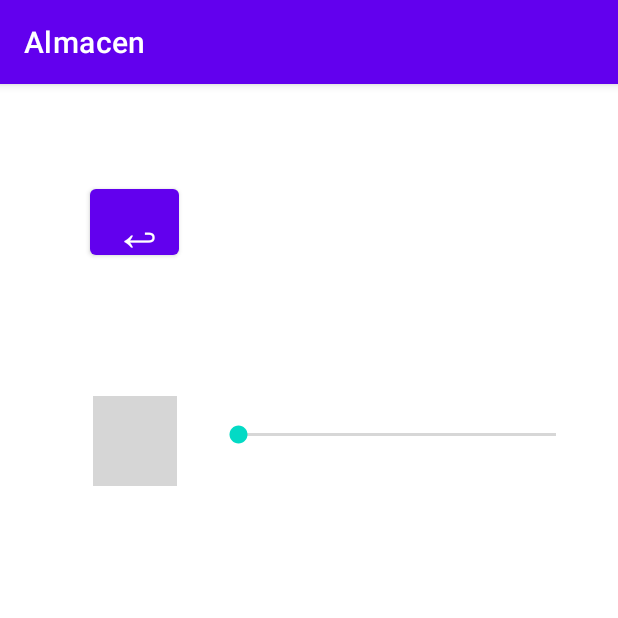
After one commit to lord-47/Almacen, an Android app: the menuSonido2 screen opened directly, with no data from a screen before it, on a phone screen of 412 x 824 dp, the top half of it. The commit adds this screen. Run offline under Robolectric (Android 15) with nearby library versions, the phone set to English and light mode, and no system bars; grey boxes are pictures that could not be loaded.

Commit message:
ya funciona

```diff
--- a/app/src/main/java/com/example/almacen/MainActivity.java
+++ b/app/src/main/java/com/example/almacen/MainActivity.java
@@ -13,13 +13,13 @@ public class MainActivity extends AppCompatActivity {
     protected void onCreate(Bundle savedInstanceState) {
         super.onCreate(savedInstanceState);
         setContentView(R.layout.activity_main);
-        startService(new Intent(this, MyService.class));
+        startService(new Intent(this, MyService3.class));
     }
 
     public void tutorial(View view) {
         mp = MediaPlayer.create(this, R.raw.rocas);
         mp.start();
-        Intent intent = new Intent(this, tutorial.class);
+        Intent intent = new Intent(this, tutorial2.class);
         startActivity(intent);
     }
     public void almacen(View view) {
@@ -31,7 +31,7 @@ public class MainActivity extends AppCompatActivity {
     public void ajustes(View view) {
         mp = MediaPlayer.create(this, R.raw.rocas);
         mp.start();
-        Intent intent = new Intent(this, menuSonido.class);
+        Intent intent = new Intent(this, menuSonido2.class);
         startActivity(intent);
     }
 }
--- /dev/null
+++ b/app/src/main/java/com/example/almacen/menuSonido2.java
@@ -0,0 +1,48 @@
+package com.example.almacen;
+
+import androidx.appcompat.app.AppCompatActivity;
+
+import android.content.Intent;
+import android.media.AudioManager;
+import android.os.Bundle;
+import android.view.View;
+import android.widget.SeekBar;
+
+public class menuSonido2 extends AppCompatActivity {
+    AudioManager gestorSonido;
+    @Override
+    protected void onCreate(Bundle savedInstanceState) {
+        super.onCreate(savedInstanceState);
+        setContentView(R.layout.activity_menu_sonido2);
+        gestorSonido = (AudioManager) getSystemService(AUDIO_SERVICE);
+
+        int volumenMaximo = gestorSonido.getStreamMaxVolume(AudioManager.STREAM_MUSIC);
+        int volumenActual = gestorSonido.getStreamVolume(AudioManager.STREAM_MUSIC);
+        SeekBar barraSonido = (SeekBar) findViewById(R.id.barraVolumen);
+        barraSonido.setMax(volumenMaximo);
+        barraSonido.setProgress(volumenActual);
+
+        barraSonido.setOnSeekBarChangeListener(new SeekBar.OnSeekBarChangeListener() {
+            @Override
+            public void onProgressChanged(SeekBar seekBar, int progress, boolean b) {
+                gestorSonido.setStreamVolume(AudioManager.STREAM_MUSIC, progress, 0);
+            }
+
+            @Override
+            public void onStartTrackingTouch(SeekBar seekBar) {
+
+            }
+
+            @Override
+            public void onStopTrackingTouch(SeekBar seekBar) {
+
+            }
+        });
+    }
+
+    public void menu(View view) {
+        Intent intent = new Intent(this, MainActivity.class);
+        startActivity(intent);
+    }
+
+}
--- /dev/null
+++ b/app/src/main/res/layout/activity_menu_sonido2.xml
@@ -0,0 +1,45 @@
+<?xml version="1.0" encoding="utf-8"?>
+<androidx.constraintlayout.widget.ConstraintLayout xmlns:android="http://schemas.android.com/apk/res/android"
+    xmlns:app="http://schemas.android.com/apk/res-auto"
+    xmlns:tools="http://schemas.android.com/tools"
+    android:layout_width="match_parent"
+    android:layout_height="match_parent"
+    tools:context=".menuSonido2">
+
+
+    <Button
+        android:id="@+id/button5"
+        android:layout_width="59dp"
+        android:layout_height="56dp"
+        android:layout_marginStart="60dp"
+        android:layout_marginTop="64dp"
+        android:onClick="menu"
+        android:text="↩"
+        android:textSize="34sp"
+        app:layout_constraintStart_toStartOf="parent"
+        app:layout_constraintTop_toTopOf="parent" />
+
+    <SeekBar
+        android:id="@+id/barraVolumen"
+        android:layout_width="244dp"
+        android:layout_height="27dp"
+        android:layout_marginStart="6dp"
+        android:layout_marginTop="220dp"
+        android:layout_marginEnd="1dp"
+        app:layout_constraintEnd_toEndOf="parent"
+        app:layout_constraintHorizontal_bias="0.85"
+        app:layout_constraintStart_toStartOf="parent"
+        app:layout_constraintTop_toTopOf="parent" />
+
+    <ImageView
+        android:id="@+id/imageView"
+        android:layout_width="56dp"
+        android:layout_height="60dp"
+        android:layout_marginStart="36dp"
+        android:layout_marginTop="208dp"
+        app:layout_constraintEnd_toStartOf="@+id/barraVolumen"
+        app:layout_constraintHorizontal_bias="0.51"
+        app:layout_constraintStart_toStartOf="parent"
+        app:layout_constraintTop_toTopOf="parent"
+        app:srcCompat="@drawable/icon_g2f4c981c3_1280" />
+</androidx.constraintlayout.widget.ConstraintLayout>
```
Also changed, not shown: app/src/main/AndroidManifest.xml (+19 -0 lines), app/src/main/java/com/example/almacen/MyService2.java (added, +33 -0 lines), app/src/main/java/com/example/almacen/MyService3.java (added, +32 -0 lines), app/src/main/java/com/example/almacen/tutorial2.java (added, +30 -0 lines), app/src/main/res/layout/activity_tutorial2.xml (added, +31 -0 lines).
